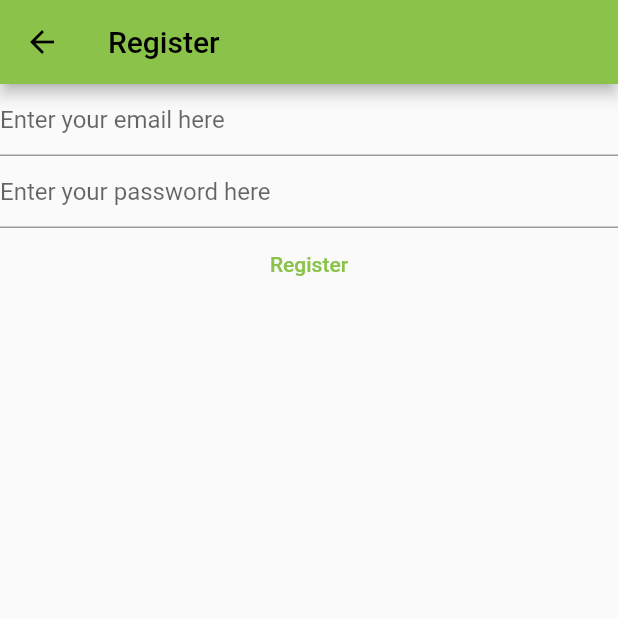
After one commit to leon-bi/notetaker, a Flutter app: the RegisterView screen opened directly, on a phone screen of 412 x 824 dp, the top half of it. The commit adds this screen. Run offline on Flutter 3.47's test engine with Material 2 defaults, Android fonts, the phone set to English and light mode, and no system bars; our stand-ins replace firebase_auth, firebase_core; accounts and stored records are empty; network calls fail.

Commit message:
separated login view from register view and also handled firebase exception

```diff
--- /dev/null
+++ b/lib/views/register_view.dart
@@ -0,0 +1,97 @@
+import 'package:firebase_auth/firebase_auth.dart';
+import 'package:firebase_core/firebase_core.dart';
+import 'package:flutter/material.dart';
+
+import '../firebase_options.dart';
+
+class RegisterView extends StatefulWidget {
+  const RegisterView({super.key});
+
+  @override
+  State<RegisterView> createState() => _RegisterViewState();
+}
+
+class _RegisterViewState extends State<RegisterView> {
+  late final TextEditingController _email;
+  late final TextEditingController _password;
+
+  @override
+  void initState() {
+    _email = TextEditingController();
+    _password = TextEditingController();
+
+    super.initState();
+  }
+
+  @override
+  void dispose() {
+    _email.dispose();
+    _password.dispose();
+
+    super.dispose();
+  }
+
+  @override
+  Widget build(BuildContext context) {
+    return Scaffold(
+      appBar: AppBar(
+        title: const Text("Register"),
+      ),
+      body: FutureBuilder(
+          // initialize firebase before other calls to firebase
+          future: Firebase.initializeApp(
+              options: DefaultFirebaseOptions.currentPlatform),
+          builder: (context, snapshot) {
+            switch (snapshot.connectionState) {
+              case ConnectionState.done:
+                return Column(children: [
+                  TextField(
+                    controller: _email,
+                    keyboardType: TextInputType.emailAddress,
+                    autocorrect: false,
+                    enableSuggestions: true,
+                    decoration: const InputDecoration(
+                      hintText: 'Enter your email here',
+                    ),
+                  ),
+                  TextField(
+                      controller: _password,
+                      obscureText: true,
+                      autocorrect: false,
+                      enableSuggestions: false,
+                      decoration: const InputDecoration(
+                          hintText: 'Enter your password here')),
+                  TextButton(
+                    child: const Text("Register"),
+                    onPressed: () async {
+                      // Getting Text from the email and password _contollers
+
+                      final email = _email.text;
+                      final password = _password.text;
+
+                      try {
+                        final userCredential = await FirebaseAuth.instance
+                            .createUserWithEmailAndPassword(
+                                email: email, password: password);
+
+                        print(userCredential);
+                      } on FirebaseException catch (e) {
+                        if (e.code == "email-already-in-use") {
+                          print("Email-already-in-use");
+                        } else if (e.code =="weak-password"){
+                          print("Weak-password");
+                        } else if (e.code =="invalid-email"){
+                          print("Invalid-email");
+                        }
+
+                      }
+                    },
+                  ),
+                ]);
+              default:
+                return const Text("Loading....");
+            }
+          }),
+    );
+  }
+}
```
Also changed, not shown: lib/main.dart (+2 -82 lines), lib/views/login_view.dart (added, +93 -0 lines), 1 other file.
